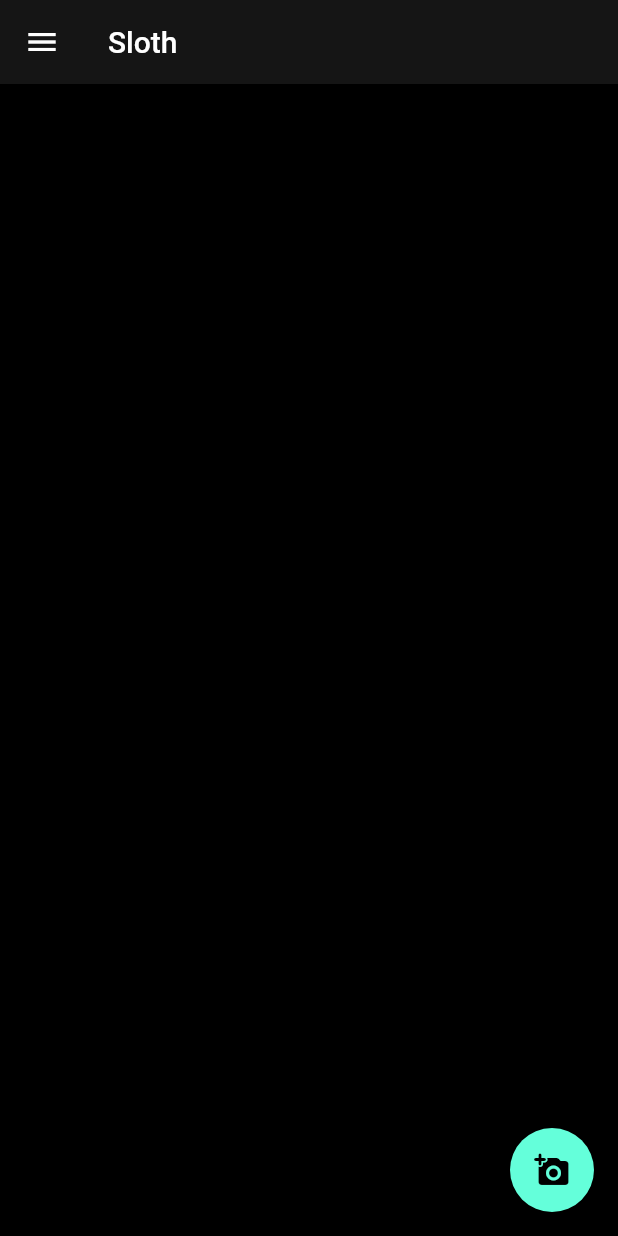
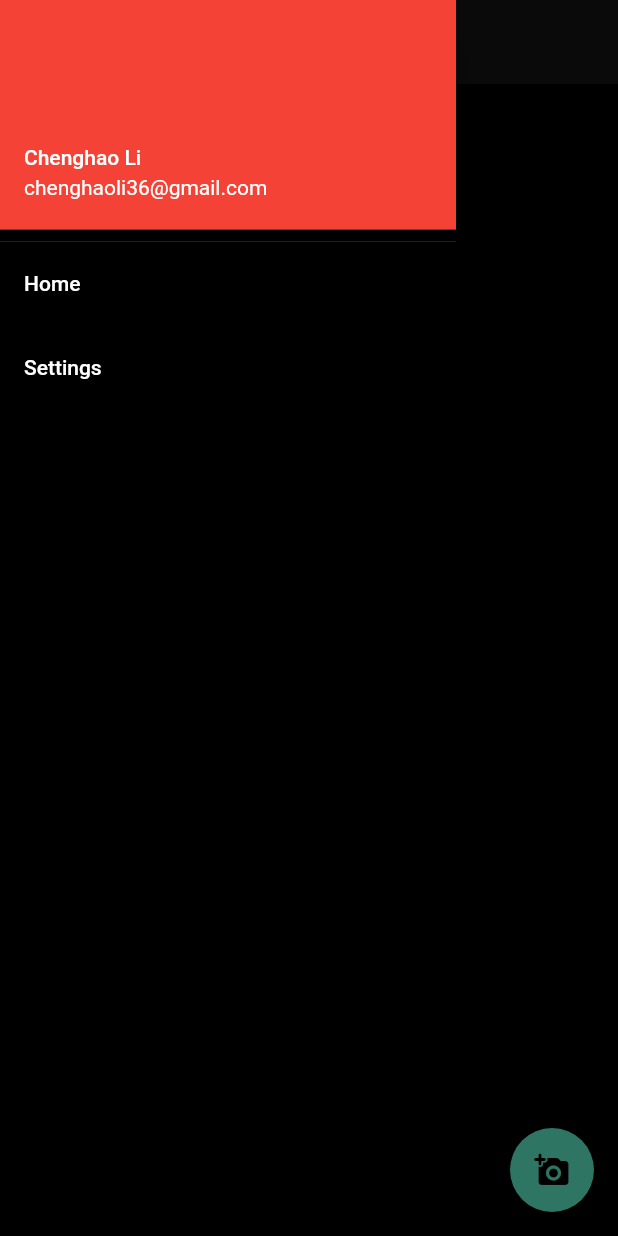
Before and after one commit to xa1on/slowmoapp, a Flutter app: the screen it shows after launch, with the side drawer open (before the commit the screen has no drawer), on a phone screen of 412 x 824 dp. Run offline on Flutter 3.47's test engine with Material 2 defaults, Android fonts, the light colour scheme and no system bars.

Commit message:
Added Menu

```diff
--- a/lib/main.dart
+++ b/lib/main.dart
@@ -54,6 +54,30 @@ class _MainPageState extends State<MainPage> {
         }),
         title: const Text('Sloth'),
       ),
+      drawer: Drawer(
+        child: ListView(
+          padding: const EdgeInsets.all(0),
+          children: <Widget>[
+            const DrawerHeader(
+              decoration: BoxDecoration(),
+              margin: EdgeInsets.all(0),
+              padding: EdgeInsets.all(0),
+              child: UserAccountsDrawerHeader(
+                accountName: Text("Chenghao Li"),
+                accountEmail: Text("chenghaoli36@gmail.com"),
+              ),
+            ),
+            ListTile(
+              title: const Text('Home'),
+              onTap: () {},
+            ),
+            ListTile(
+              title: const Text('Settings'),
+              onTap: () {},
+            ),
+          ],
+        ),
+      ),
       floatingActionButton: FloatingActionButton(
         onPressed: () {},
         child: const Icon(Icons.add_a_photo_rounded),
```
